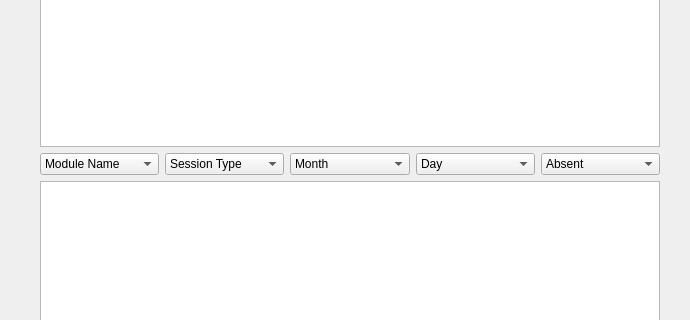
Qt form resources/UI_resources/studentInfo_frame1.ui (doddodod/GRP17) before a commit; both pictures show x 0 to 690 and y 104 to 424 of the 690 by 520 pixel window.
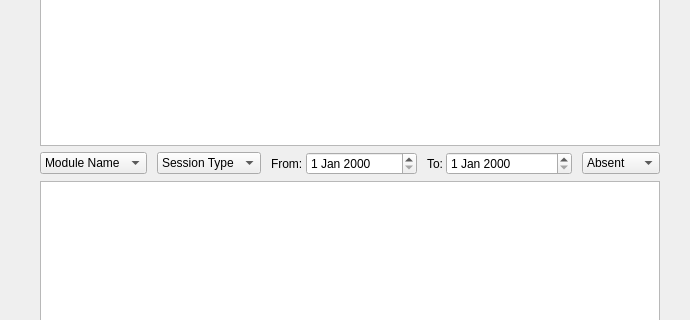
The same form after that commit.

Commit message: Add forgetPw Dialog, add ui files of recordedSession and stateEdit dialog, finish line view. Todo: connect two new pages to current system.

```diff
--- a/resources/UI_resources/studentInfo_frame1.ui
+++ b/resources/UI_resources/studentInfo_frame1.ui
@@ -13,7 +13,7 @@
   <property name="windowTitle">
    <string>Frame</string>
   </property>
-  <layout class="QGridLayout" name="gridLayout">
+  <layout class="QGridLayout" name="gridLayout" rowminimumheight="0,0,0,0">
    <property name="leftMargin">
     <number>40</number>
    </property>
@@ -26,25 +26,17 @@
    <property name="bottomMargin">
     <number>40</number>
    </property>
+   <item row="3" column="0">
+    <widget class="QListView" name="attendance_listView"/>
+   </item>
    <item row="1" column="0">
-    <widget class="QTableView" name="tableView"/>
-   </item>
-   <item row="0" column="0">
-    <widget class="QLabel" name="frameName_TBS">
-     <property name="font">
-      <font>
-       <pointsize>12</pointsize>
-       <weight>75</weight>
-       <bold>true</bold>
-      </font>
-     </property>
-     <property name="text">
-      <string>Search Result:</string>
-     </property>
-    </widget>
+    <widget class="QTextBrowser" name="summary_textBrowser"/>
    </item>
    <item row="2" column="0">
-    <layout class="QHBoxLayout" name="horizontalLayout">
+    <layout class="QHBoxLayout" name="horizontalLayout" stretch="1,1,3,3,1">
+     <property name="spacing">
+      <number>10</number>
+     </property>
      <item>
       <widget class="QComboBox" name="comboBox">
        <item>
@@ -79,22 +71,38 @@
       </widget>
      </item>
      <item>
-      <widget class="QComboBox" name="comboBox_3">
+      <layout class="QHBoxLayout" name="horizontalLayout_2" stretch="1,8">
+       <property name="spacing">
+        <number>3</number>
+       </property>
        <item>
-        <property name="text">
-         <string>Month</string>
-        </property>
+        <widget class="QLabel" name="label">
+         <property name="text">
+          <string>From:</string>
+         </property>
+        </widget>
        </item>
-      </widget>
+       <item>
+        <widget class="QDateEdit" name="dateEdit"/>
+       </item>
+      </layout>
      </item>
      <item>
-      <widget class="QComboBox" name="comboBox_4">
+      <layout class="QHBoxLayout" name="horizontalLayout_3" stretch="1,8">
+       <property name="spacing">
+        <number>3</number>
+       </property>
        <item>
-        <property name="text">
-         <string>Day</string>
-        </property>
+        <widget class="QLabel" name="label_2">
+         <property name="text">
+          <string>To:</string>
+         </property>
+        </widget>
        </item>
-      </widget>
+       <item>
+        <widget class="QDateEdit" name="dateEdit_2"/>
+       </item>
+      </layout>
      </item>
      <item>
       <widget class="QComboBox" name="comboBox_5">
@@ -112,8 +120,19 @@
      </item>
     </layout>
    </item>
-   <item row="3" column="0">
-    <widget class="QListView" name="listView"/>
+   <item row="0" column="0">
+    <widget class="QLabel" name="frameName_TBS">
+     <property name="font">
+      <font>
+       <pointsize>12</pointsize>
+       <weight>75</weight>
+       <bold>true</bold>
+      </font>
+     </property>
+     <property name="text">
+      <string>Search Result:</string>
+     </property>
+    </widget>
    </item>
   </layout>
  </widget>
```
The commit also changes 28 other files.
